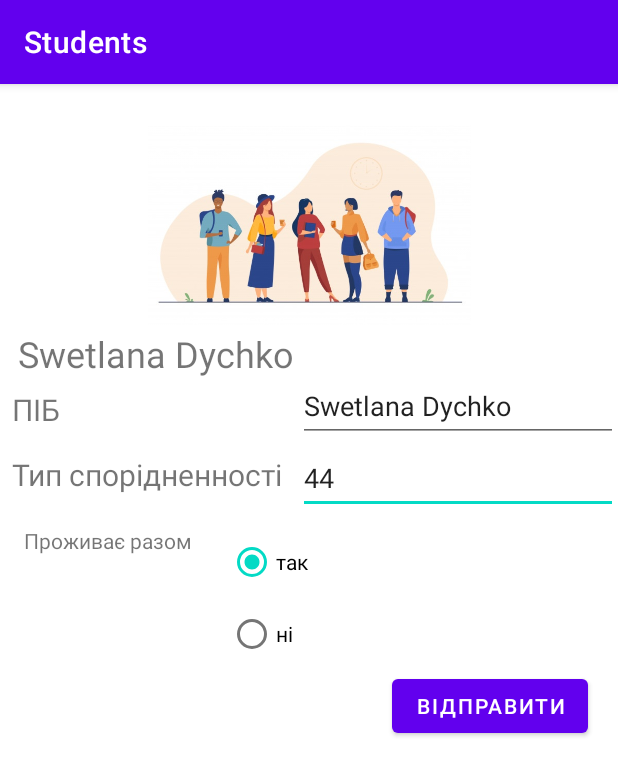
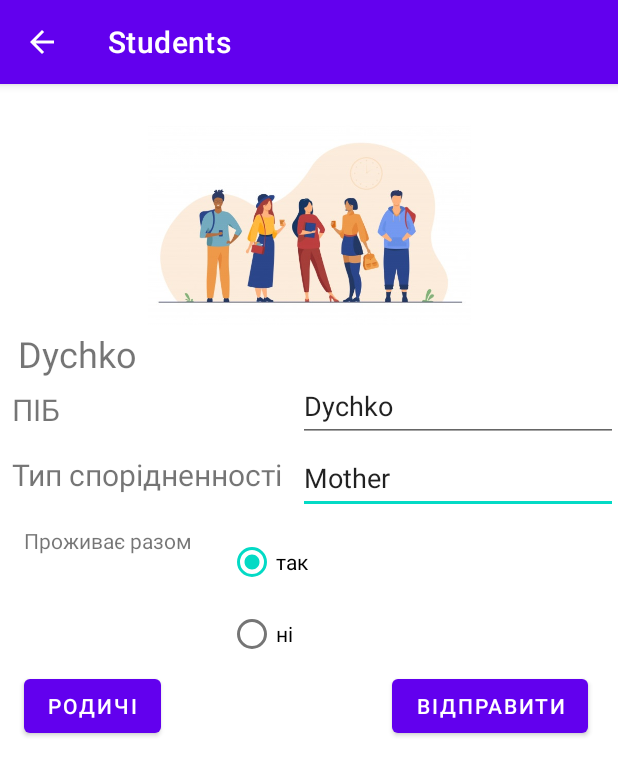
Before and after one commit to dychkos/android_students, an Android app: the PersonRelativesActivity screen opened directly, with no data from a screen before it, after a tap on "ВІДПРАВИТИ", on a phone screen of 412 x 824 dp. Shown: the top 776 px of the screen. Run offline under Robolectric (Android 15) with nearby library versions, the phone set to English and light mode, and no system bars.

```diff
--- a/app/src/main/java/com/unrgo/students/AddPersonRelativesActivity.java
+++ b/app/src/main/java/com/unrgo/students/AddPersonRelativesActivity.java
@@ -19,7 +19,7 @@ public class AddPersonRelativesActivity extends AppCompatActivity {
         EditText relativeFullName = (EditText) findViewById(R.id.addRelativeFullName);
         EditText relativeType = (EditText) findViewById(R.id.addRelativeAge);
 
-        PersonRelatives.addRelative(new PersonRelatives(relativeFullName.getText().toString(),relativeType.getText().toString(),18,false));
+        PersonRelatives.addRelative(new PersonRelatives(relativeFullName.getText().toString(),relativeType.getText().toString(),false));
         NavUtils.navigateUpFromSameTask(this);
     }
 }
--- a/app/src/main/java/com/unrgo/students/PersonRelatives.java
+++ b/app/src/main/java/com/unrgo/students/PersonRelatives.java
@@ -8,40 +8,35 @@ import java.util.Arrays;
 public class PersonRelatives {
     private String fullName;
     private String typeRelative;
-    private int age;
     private boolean isLiveTogether;
     private int id;
 
     public int getId() {
         return id;
     }
-
     public void setId(int id) {
         this.id = id;
     }
 
-    public PersonRelatives(String fullName, String typeRelative, int age, boolean isLiveTogether) {
-        this.age = age;
+    public PersonRelatives(String fullName, String typeRelative, boolean isLiveTogether) {
         this.fullName = fullName;
         this.isLiveTogether = isLiveTogether;
         this.typeRelative = typeRelative;
 
     }
 
-    public PersonRelatives(String fullName, String typeRelative, int age, boolean isLiveTogether, int id) {
-      this(fullName,typeRelative,age,isLiveTogether);
+    public PersonRelatives(String fullName, String typeRelative,boolean isLiveTogether, int id) {
+      this(fullName,typeRelative,isLiveTogether);
       this.id = id;
     }
 
 
-
-
-    private static ArrayList<PersonRelatives> relatives = new ArrayList<PersonRelatives>(
+    private static final ArrayList<PersonRelatives> relatives = new ArrayList<PersonRelatives>(
             Arrays.asList(
-                    new PersonRelatives("Swetlana Dychko","Mother",44,true),
-                    new PersonRelatives("Anatoliy Dychko","Father",51,true),
-                    new PersonRelatives("Ksenia Dychko","Sister",25,true),
-                    new PersonRelatives("Vladimir Nakonechiniy","Brother",16,false)
+                    new PersonRelatives("Dychko","Mother",true),
+                    new PersonRelatives("Jobs","Father",true),
+                    new PersonRelatives("Smith","Sister",true),
+                    new PersonRelatives("Nakonechiniy","Brother",false)
             )
     );
 
@@ -65,7 +60,7 @@ public class PersonRelatives {
     @NonNull
     @Override
     public String toString(){
-        return fullName;
+        return this.fullName;
     }
 
     public String getFullName() {
@@ -84,14 +79,6 @@ public class PersonRelatives {
         this.typeRelative = typeRelative;
     }
 
-    public int getAge() {
-        return age;
-    }
-
-    public void setAge(int age) {
-        this.age = age;
-    }
-
     public boolean isLiveTogether() {
         return isLiveTogether;
     }
--- a/app/src/main/java/com/unrgo/students/PersonRelativesActivity.java
+++ b/app/src/main/java/com/unrgo/students/PersonRelativesActivity.java
@@ -1,11 +1,14 @@
 package com.unrgo.students;
 
 import androidx.appcompat.app.AppCompatActivity;
+import androidx.core.app.NavUtils;
 
+import android.content.ContentValues;
 import android.content.Intent;
 import android.database.Cursor;
 import android.database.SQLException;
 import android.database.sqlite.SQLiteDatabase;
+import android.database.sqlite.SQLiteException;
 import android.database.sqlite.SQLiteOpenHelper;
 import android.os.Bundle;
 import android.view.View;
@@ -16,18 +19,22 @@ import android.widget.Toast;
 
 public class PersonRelativesActivity extends AppCompatActivity {
 
+    public static final String RELATIVE_ID = "relative_id";
+
+    private PersonRelatives relatives;
+
     @Override
     protected void onCreate(Bundle savedInstanceState) {
         super.onCreate(savedInstanceState);
         setContentView(R.layout.activity_person_relatives);
         Intent intent = getIntent();
-        int relativeId = intent.getIntExtra("relativeId",1);
+        int relativeId = intent.getIntExtra(RELATIVE_ID,1);
 
         SQLiteOpenHelper sqLiteOpenHelper = new PersonDataBaseHelper(this);
         try {
             SQLiteDatabase db = sqLiteOpenHelper.getReadableDatabase();
             Cursor cursor = db.query("relatives",
-                    new String[] {"full_name","age","type","live_together","id"},
+                    new String[] {"full_name","type","live_together","id"},
                     "id=?",new String[] {Integer.toString(relativeId)},
                     null,null,null
                     );
@@ -35,12 +42,11 @@ public class PersonRelativesActivity extends AppCompatActivity {
                 PersonRelatives relative = new PersonRelatives(
                         cursor.getString(0),
                         cursor.getString(1),
-                        cursor.getInt(2),
-                        (cursor.getInt(3)>0),
-                        cursor.getInt(4)
+                        (cursor.getInt(2)>0),
+                        cursor.getInt(3)
                 );
 
-                EditText txtRelativeFullName =(EditText) findViewById(R.id.editRelativeFullName);
+                EditText txtRelativeFullName = (EditText) findViewById(R.id.editRelativeFullName);
                 TextView txtRelativeFullNameView =(TextView) findViewById(R.id.textRelative);
                 txtRelativeFullName.setText(relative.getFullName());
                 txtRelativeFullNameView.setText(relative.getFullName());
@@ -66,16 +72,31 @@ public class PersonRelativesActivity extends AppCompatActivity {
     }
 
     public void onOkBtnClick(View view){
-        String outString = "Вік: " + ((TextView)findViewById(R.id.editRelativeType)).getText() +'\n';
-        outString += "ПІБ: " + ((TextView)findViewById(R.id.editRelativeFullName)).getText() +'\n';
+       SQLiteOpenHelper sqLiteOpenHelper = new PersonDataBaseHelper(this);
 
-        if(((RadioButton)findViewById(R.id.radioYesTogether)).isChecked() ){
-            outString+="проживає разом - " + "так\n";
-        }else{
-            outString+="проживає разом - " + "ні\n";
+        ContentValues contentValues = new ContentValues();
+        contentValues.put("full_name", String.valueOf(findViewById(R.id.editRelativeFullName)));
+        contentValues.put("type", String.valueOf(findViewById(R.id.editRelativeType)));
+        contentValues.put("live_together", String.valueOf(findViewById(R.id.edtRelativeLiveTogether)));
 
+        Intent intent = getIntent();
+        int relative_id = intent.getIntExtra(RELATIVE_ID,1);
+
+        try {
+            SQLiteDatabase db  = sqLiteOpenHelper.getReadableDatabase();
+            db.update("relatives",contentValues,"id=?",new String[]{Integer.toString(relative_id)});
+            db.close();
+            NavUtils.navigateUpFromSameTask(this);
+
+        }catch (SQLiteException e){
+            Toast toast = Toast.makeText(this,"Database unavailable",Toast.LENGTH_SHORT);
+            toast.show();
         }
+    }
 
-        Toast.makeText(this,outString,Toast.LENGTH_LONG).show();
+    public void onShowPersonsBtnClick(View view){
+        Intent intent = new Intent(this,PersonsActivity.class);
+        intent.putExtra("relatives_id",relatives.getId());
+        startActivity(intent);
     }
 }
--- a/app/src/main/java/com/unrgo/students/StudentsActivity.java
+++ b/app/src/main/java/com/unrgo/students/StudentsActivity.java
@@ -22,7 +22,7 @@ public class StudentsActivity extends AppCompatActivity {
         String groupNumber = intent.getStringExtra("groupNumber");
 
         StringBuilder txtStudents = new StringBuilder();
-        for(Student student : Student.getStudents(groupNumber)){
+        for(Person student : Person.getPersons(groupNumber)){
            txtStudents.append(student.getName()).append("\n");
         }
 
--- a/app/src/main/res/layout/activity_person_relatives.xml
+++ b/app/src/main/res/layout/activity_person_relatives.xml
@@ -63,7 +63,7 @@
         app:layout_constraintStart_toEndOf="@+id/relativeType" />
 
     <TextView
-        android:id="@+id/textRelativeLiveTogether"
+        android:id="@+id/edtRelativeLiveTogether"
         android:layout_width="wrap_content"
         android:layout_height="wrap_content"
         android:layout_marginStart="16dp"
@@ -79,8 +79,8 @@
         android:layout_marginStart="8dp"
         android:layout_marginEnd="16dp"
         app:layout_constraintEnd_toEndOf="parent"
-        app:layout_constraintStart_toEndOf="@+id/textRelativeLiveTogether"
-        app:layout_constraintTop_toTopOf="@+id/textRelativeLiveTogether">
+        app:layout_constraintStart_toEndOf="@+id/edtRelativeLiveTogether"
+        app:layout_constraintTop_toTopOf="@+id/edtRelativeLiveTogether">
 
 
         <RadioButton
@@ -89,8 +89,8 @@
             android:layout_height="wrap_content"
             android:layout_marginStart="16dp"
             android:text="так"
-            app:layout_constraintStart_toEndOf="@+id/textRelativeLiveTogether"
-            app:layout_constraintTop_toTopOf="@+id/textRelativeLiveTogether" />
+            app:layout_constraintStart_toEndOf="@+id/edtRelativeLiveTogether"
+            app:layout_constraintTop_toTopOf="@+id/edtRelativeLiveTogether" />
 
         <RadioButton
             android:id="@+id/radioNoTogether"
@@ -98,8 +98,8 @@
             android:layout_height="wrap_content"
             android:layout_marginStart="16dp"
             android:text="ні"
-            app:layout_constraintStart_toEndOf="@+id/textRelativeLiveTogether"
-            app:layout_constraintTop_toTopOf="@+id/textRelativeLiveTogether" />
+            app:layout_constraintStart_toEndOf="@+id/edtRelativeLiveTogether"
+            app:layout_constraintTop_toTopOf="@+id/edtRelativeLiveTogether" />
     </RadioGroup>
 
     <ImageView
@@ -124,5 +124,14 @@
         app:layout_constraintEnd_toEndOf="parent"
         app:layout_constraintTop_toBottomOf="@+id/radioGroup" />
 
+    <Button
+        android:id="@+id/button4"
+        android:layout_width="wrap_content"
+        android:layout_height="wrap_content"
+        android:text="Родичі"
+        android:onClick="onShowPersonsBtnClick"
+        app:layout_constraintStart_toStartOf="@+id/edtRelativeLiveTogether"
+        app:layout_constraintTop_toBottomOf="@+id/radioGroup" />
+
 
 </androidx.constraintlayout.widget.ConstraintLayout>
```
Also changed, not shown: app/src/main/AndroidManifest.xml (+8 -4 lines), app/src/main/java/com/unrgo/students/Person.java (added, +62 -0 lines), app/src/main/java/com/unrgo/students/PersonDataBaseHelper.java (+28 -4 lines), app/src/main/java/com/unrgo/students/PersonsActivity.java (added, +55 -0 lines), app/src/main/java/com/unrgo/students/RelativesListActivity.java (+7 -7 lines), app/src/main/java/com/unrgo/students/Student.java (deleted, +0 -45 lines), app/src/main/res/layout/activity_relatives.xml (added, +9 -0 lines), app/src/main/res/layout/activity_students_group.xml (deleted, +0 -73 lines).
